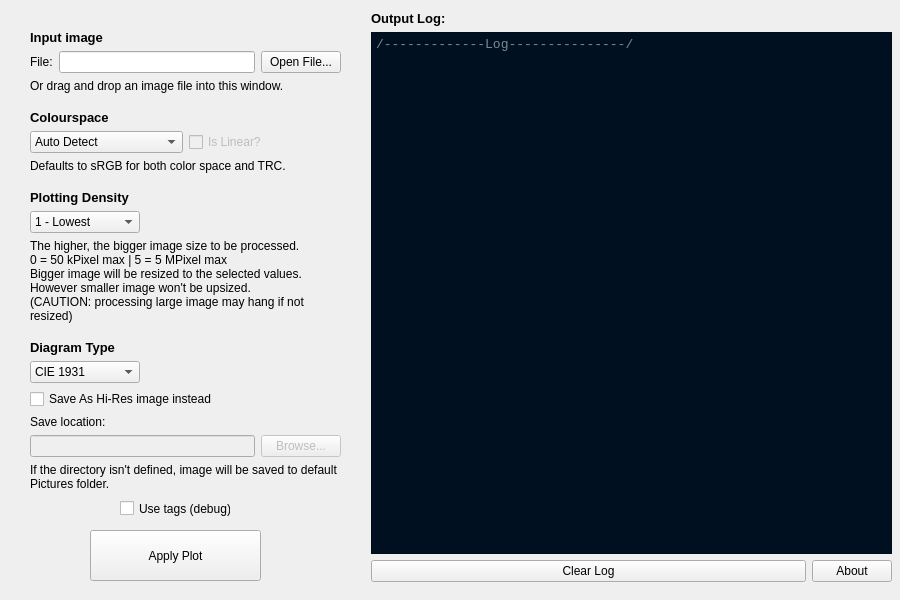
First picture: the form in src/MainUIwindow.ui, repository kampidh/Colour-Gamut-Plotter, before the edit.
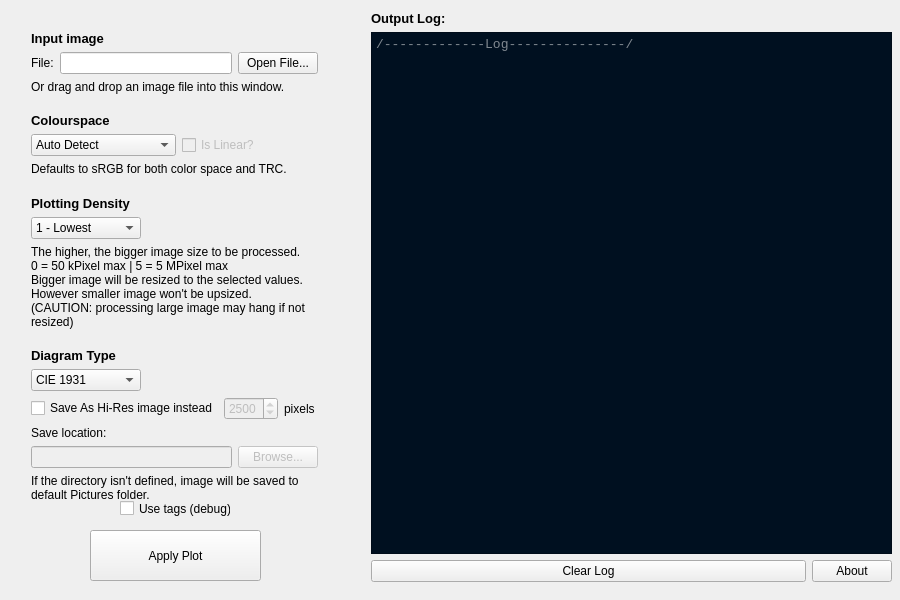
Second picture: the form after the edit.

Commit message: Add option to change the plotting output resolution

```diff
--- a/src/MainUIwindow.ui
+++ b/src/MainUIwindow.ui
@@ -151,13 +151,13 @@
      <string>Use tags (debug)</string>
     </property>
    </widget>
-   <widget class="QWidget" name="layoutWidget">
+   <widget class="QWidget" name="">
     <property name="geometry">
      <rect>
-      <x>30</x>
-      <y>30</y>
-      <width>311</width>
-      <height>461</height>
+      <x>31</x>
+      <y>31</y>
+      <width>287</width>
+      <height>471</height>
      </rect>
     </property>
     <layout class="QGridLayout" name="gridLayout">
@@ -223,7 +223,7 @@
        </property>
        <property name="sizeHint" stdset="0">
         <size>
-         <width>90</width>
+         <width>100</width>
          <height>13</height>
         </size>
        </property>
@@ -326,7 +326,7 @@
        </property>
        <property name="sizeHint" stdset="0">
         <size>
-         <width>90</width>
+         <width>100</width>
          <height>13</height>
         </size>
        </property>
@@ -431,7 +431,7 @@
        </property>
        <property name="sizeHint" stdset="0">
         <size>
-         <width>90</width>
+         <width>100</width>
          <height>13</height>
         </size>
        </property>
@@ -479,11 +479,41 @@
       </spacer>
      </item>
      <item row="14" column="0" colspan="2">
-      <widget class="QCheckBox" name="SaveAsCheckbox">
-       <property name="text">
-        <string>Save As Hi-Res image instead</string>
-       </property>
-      </widget>
+      <layout class="QHBoxLayout" name="horizontalLayout_5">
+       <item>
+        <widget class="QCheckBox" name="SaveAsCheckbox">
+         <property name="text">
+          <string>Save As Hi-Res image instead</string>
+         </property>
+        </widget>
+       </item>
+       <item>
+        <widget class="QSpinBox" name="HiresSizeSpinBox">
+         <property name="enabled">
+          <bool>false</bool>
+         </property>
+         <property name="minimum">
+          <number>1500</number>
+         </property>
+         <property name="maximum">
+          <number>5000</number>
+         </property>
+         <property name="singleStep">
+          <number>100</number>
+         </property>
+         <property name="value">
+          <number>2500</number>
+         </property>
+        </widget>
+       </item>
+       <item>
+        <widget class="QLabel" name="label_12">
+         <property name="text">
+          <string>pixels</string>
+         </property>
+        </widget>
+       </item>
+      </layout>
      </item>
      <item row="15" column="0">
       <widget class="QLabel" name="label_9">
```
The commit also changes 1 other file.
